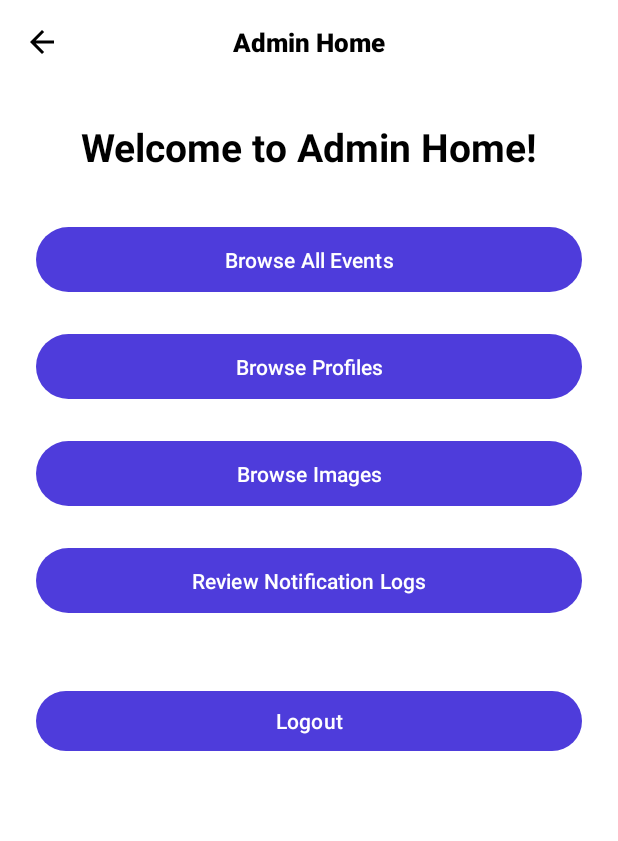
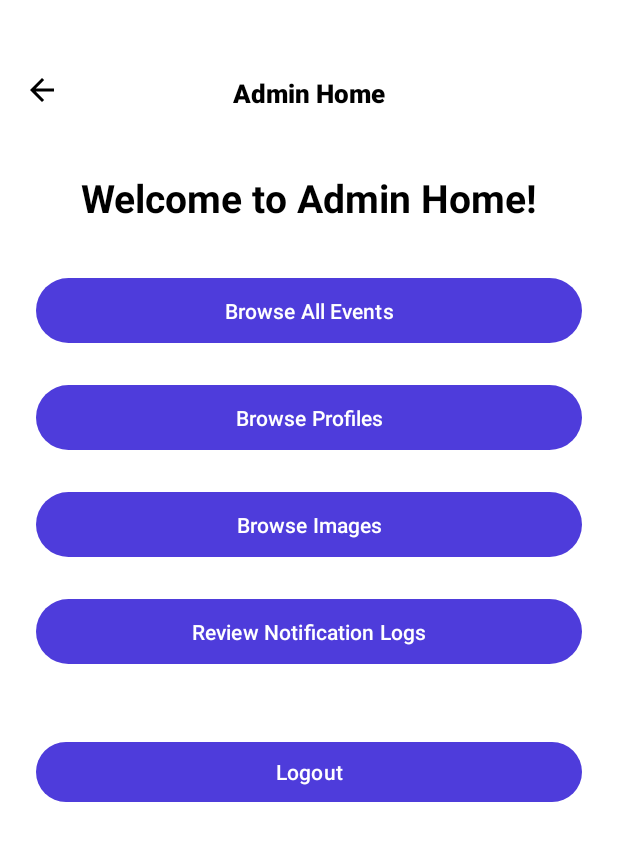
Before and after one commit to CMPUT301F25droids/EventLotteryApp, an Android app: the AdminHomeActivity screen opened directly, with no data from a screen before it, on a phone screen of 412 x 824 dp. Shown: the top 841 px of the screen. Run offline under Robolectric (Android 15) with nearby library versions, the phone set to English and light mode, and no system bars; our stand-ins replace Firebase (no records; nobody signed in at launch, a user with empty details on screens opened directly).

Commit message:
Admin update

```diff
--- a/EventLotteryApp/app/src/main/res/layout/activity_admin_browse_events.xml
+++ b/EventLotteryApp/app/src/main/res/layout/activity_admin_browse_events.xml
@@ -29,7 +29,7 @@
             android:focusable="true"
             app:layout_constraintStart_toStartOf="parent"
             app:layout_constraintTop_toTopOf="parent"
-            app:layout_constraintBottom_toBottomOf="parent" />
+            android:layout_marginTop="32dp" />
 
         <!-- Title -->
         <TextView
@@ -45,7 +45,8 @@
             app:layout_constraintStart_toStartOf="parent"
             app:layout_constraintEnd_toEndOf="parent"
             app:layout_constraintTop_toTopOf="parent"
-            app:layout_constraintBottom_toBottomOf="parent" />
+            app:layout_constraintBottom_toBottomOf="parent"
+            android:layout_marginTop="32dp" />
     </androidx.constraintlayout.widget.ConstraintLayout>
 
     <!-- Content -->
--- a/EventLotteryApp/app/src/main/res/layout/activity_admin_browse_images.xml
+++ b/EventLotteryApp/app/src/main/res/layout/activity_admin_browse_images.xml
@@ -27,7 +27,7 @@
             android:focusable="true"
             app:layout_constraintStart_toStartOf="parent"
             app:layout_constraintTop_toTopOf="parent"
-            app:layout_constraintBottom_toBottomOf="parent" />
+            android:layout_marginTop="32dp" />
 
         <!-- Title -->
         <TextView
@@ -43,7 +43,8 @@
             app:layout_constraintStart_toStartOf="parent"
             app:layout_constraintEnd_toEndOf="parent"
             app:layout_constraintTop_toTopOf="parent"
-            app:layout_constraintBottom_toBottomOf="parent" />
+            app:layout_constraintBottom_toBottomOf="parent"
+            android:layout_marginTop="32dp" />
     </androidx.constraintlayout.widget.ConstraintLayout>
 
     <!-- Content -->
--- a/EventLotteryApp/app/src/main/res/layout/activity_admin_browse_profiles.xml
+++ b/EventLotteryApp/app/src/main/res/layout/activity_admin_browse_profiles.xml
@@ -27,7 +27,7 @@
             android:focusable="true"
             app:layout_constraintStart_toStartOf="parent"
             app:layout_constraintTop_toTopOf="parent"
-            app:layout_constraintBottom_toBottomOf="parent" />
+            android:layout_marginTop="32dp" />
 
         <!-- Title -->
         <TextView
@@ -43,7 +43,8 @@
             app:layout_constraintStart_toStartOf="parent"
             app:layout_constraintEnd_toEndOf="parent"
             app:layout_constraintTop_toTopOf="parent"
-            app:layout_constraintBottom_toBottomOf="parent" />
+            app:layout_constraintBottom_toBottomOf="parent"
+            android:layout_marginTop="32dp" />
     </androidx.constraintlayout.widget.ConstraintLayout>
 
     <!-- Content -->
--- a/EventLotteryApp/app/src/main/res/layout/activity_admin_home.xml
+++ b/EventLotteryApp/app/src/main/res/layout/activity_admin_home.xml
@@ -26,7 +26,7 @@
             android:focusable="true"
             app:layout_constraintStart_toStartOf="parent"
             app:layout_constraintTop_toTopOf="parent"
-            app:layout_constraintBottom_toBottomOf="parent" />
+            android:layout_marginTop="32dp" />
 
         <!-- Title -->
         <TextView
@@ -42,7 +42,8 @@
             app:layout_constraintStart_toStartOf="parent"
             app:layout_constraintEnd_toEndOf="parent"
             app:layout_constraintTop_toTopOf="parent"
-            app:layout_constraintBottom_toBottomOf="parent" />
+            app:layout_constraintBottom_toBottomOf="parent"
+            android:paddingTop="34dp" />
     </androidx.constraintlayout.widget.ConstraintLayout>
 
     <!-- Content -->
--- a/EventLotteryApp/app/src/main/res/layout/activity_admin_notification_logs.xml
+++ b/EventLotteryApp/app/src/main/res/layout/activity_admin_notification_logs.xml
@@ -27,7 +27,7 @@
             android:focusable="true"
             app:layout_constraintStart_toStartOf="parent"
             app:layout_constraintTop_toTopOf="parent"
-            app:layout_constraintBottom_toBottomOf="parent" />
+            android:layout_marginTop="32dp"/>
 
         <!-- Title -->
         <TextView
@@ -43,7 +43,8 @@
             app:layout_constraintStart_toStartOf="parent"
             app:layout_constraintEnd_toEndOf="parent"
             app:layout_constraintTop_toTopOf="parent"
-            app:layout_constraintBottom_toBottomOf="parent" />
+            app:layout_constraintBottom_toBottomOf="parent"
+            android:layout_marginTop="32dp" />
     </androidx.constraintlayout.widget.ConstraintLayout>
 
     <!-- Content -->
```
